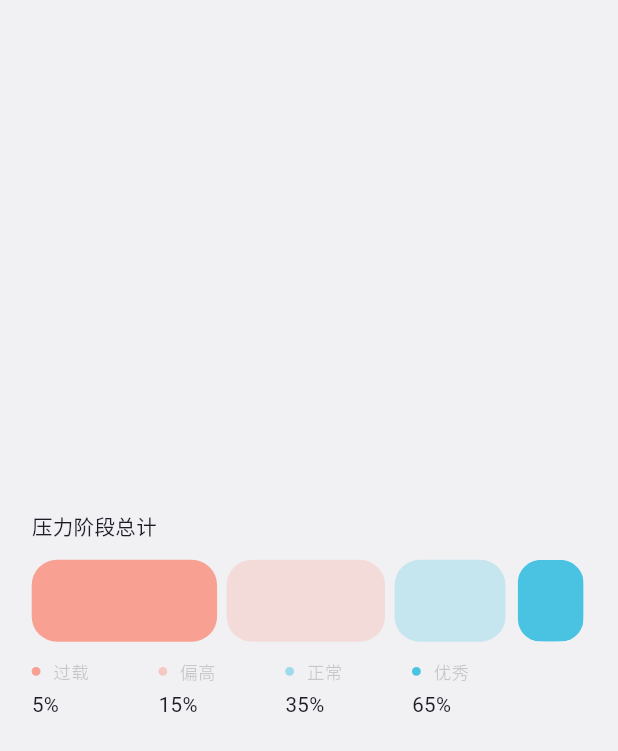
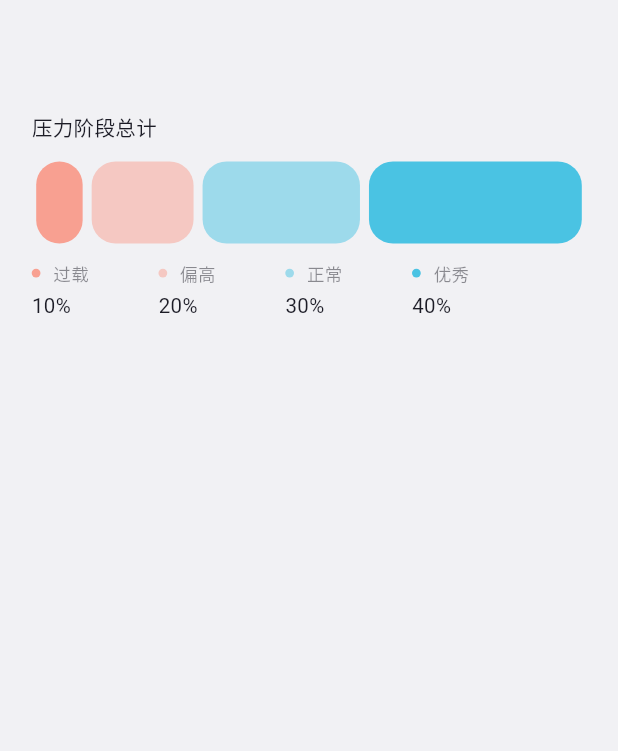
Before and after one commit to hyh19/proportional-distribution-chart, a Flutter app: the screen it shows after launch, on a phone screen of 412 x 824 dp. Shown: the top 751 px of the screen. Run offline on Flutter 3.47's test engine with Material 3 defaults, Android fonts, the phone set to English and light mode, and no system bars; our stand-ins replace cached_network_image, connectivity_plus, flutter_svg, get, shared_preferences; Roboto replaces fonts that are missing (MiSans VF).

Commit message:
基本完成

```diff
--- a/lib/presentation/stress_screen/models/proportional_distribution_chart_item_model.dart
+++ b/lib/presentation/stress_screen/models/proportional_distribution_chart_item_model.dart
@@ -1,11 +1,11 @@
 import '../../../core/app_export.dart';
 
-class ProportionalDistributionChartItemModel {
+class ItemModel {
   Rx<String> color;
   Rx<String> description;
   Rx<String> value;
 
-  ProportionalDistributionChartItemModel({
+  ItemModel({
     required this.color,
     required this.description,
     required this.value,
--- a/lib/presentation/stress_screen/models/stress_model.dart
+++ b/lib/presentation/stress_screen/models/stress_model.dart
@@ -5,15 +5,10 @@ import 'proportional_distribution_chart_item_model.dart';
 /// and is typically used to hold data that is passed between different parts of the application.
 
 class StressModel {
-  Rx<List<ProportionalDistributionChartItemModel>>
-      proportionalDistributionChartItemList = Rx([
-    ProportionalDistributionChartItemModel(
-        color: "0xFFF8A091".obs, description: "过载".obs, value: "5%".obs),
-    ProportionalDistributionChartItemModel(
-        color: "0x80F8A091".obs, description: "偏高".obs, value: "15%".obs),
-    ProportionalDistributionChartItemModel(
-        color: "0x804AC3E3".obs, description: "正常".obs, value: "35%".obs),
-    ProportionalDistributionChartItemModel(
-        color: "0xFF4AC3E3".obs, description: "优秀".obs, value: "65%".obs)
+  Rx<List<ItemModel>> proportionalDistributionChartItemList = Rx([
+    ItemModel(color: "0xFFF8A091".obs, description: "过载".obs, value: "5%".obs),
+    ItemModel(color: "0x80F8A091".obs, description: "偏高".obs, value: "15%".obs),
+    ItemModel(color: "0x804AC3E3".obs, description: "正常".obs, value: "35%".obs),
+    ItemModel(color: "0xFF4AC3E3".obs, description: "优秀".obs, value: "65%".obs)
   ]);
 }
--- a/lib/presentation/stress_screen/stress_screen.dart
+++ b/lib/presentation/stress_screen/stress_screen.dart
@@ -1,9 +1,9 @@
 import 'package:flutter/material.dart';
+import 'package:proportional_distribution_chart/presentation/stress_screen/widgets/chart_widget_model.dart';
+import 'package:proportional_distribution_chart/presentation/stress_screen/widgets/my_widget.dart';
 
 import '../../core/app_export.dart';
 import 'controller/stress_controller.dart';
-import 'models/proportional_distribution_chart_item_model.dart';
-import 'widgets/userprofilesection_item_widget.dart'; // ignore_for_file: must_be_immutable
 
 class StressScreen extends GetWidget<StressController> {
   const StressScreen({Key? key})
@@ -15,110 +15,38 @@ class StressScreen extends GetWidget<StressController> {
   Widget build(BuildContext context) {
     return SafeArea(
       child: Scaffold(
-        backgroundColor: appTheme.gray100,
-        body: Container(
-          width: double.maxFinite,
-          padding: EdgeInsets.symmetric(horizontal: 20.h),
-          child: Column(
-            crossAxisAlignment: CrossAxisAlignment.start,
-            mainAxisAlignment: MainAxisAlignment.center,
-            children: [
-              Text(
-                "lbl".tr,
-                style: theme.textTheme.titleSmall,
-              ),
-              SizedBox(height: 13.v),
-              _buildRowViewSection(),
-              SizedBox(height: 12.v),
-              _buildUserProfileSection()
-            ],
-          ),
-        ),
-      ),
-    );
-  }
-
-  /// Section Widget
-  Widget _buildRowViewSection() {
-    return Row(
-      mainAxisAlignment: MainAxisAlignment.spaceBetween,
-      children: [
-        Container(
-          height: 56.v,
-          width: 117.h,
-          decoration: BoxDecoration(
-            color: appTheme.deepOrange200,
-            borderRadius: BorderRadius.circular(
-              16.h,
+          backgroundColor: appTheme.gray100,
+          body: ChartWidget(
+            chartModel: ChartModel(
+              title: "压力阶段总计",
+              items: [
+                Item(
+                  percentage: 10,
+                  color: "0xFFF8A091",
+                  description: "过载",
+                  value: "10%",
+                ),
+                Item(
+                  percentage: 20,
+                  color: "0x80F8A091",
+                  description: "偏高",
+                  value: "20%",
+                ),
+                Item(
+                  percentage: 30,
+                  color: "0x804AC3E3",
+                  description: "正常",
+                  value: "30%",
+                ),
+                Item(
+                  percentage: 40,
+                  color: "0xFF4AC3E3",
+                  description: "优秀",
+                  value: "40%",
+                ),
+              ],
             ),
-          ),
-        ),
-        Opacity(
-          opacity: 0.5,
-          child: Container(
-            height: 56.v,
-            width: 100.h,
-            decoration: BoxDecoration(
-              color: appTheme.deepOrange200.withOpacity(0.53),
-              borderRadius: BorderRadius.circular(
-                16.h,
-              ),
-            ),
-          ),
-        ),
-        Opacity(
-          opacity: 0.5,
-          child: Container(
-            height: 56.v,
-            width: 70.h,
-            decoration: BoxDecoration(
-              color: appTheme.cyan300.withOpacity(0.53),
-              borderRadius: BorderRadius.circular(
-                16.h,
-              ),
-            ),
-          ),
-        ),
-        CustomImageView(
-          imagePath: ImageConstant.imgClose,
-          height: 56.v,
-          width: 45.h,
-          radius: BorderRadius.circular(
-            16.h,
-          ),
-        )
-      ],
-    );
-  }
-
-  /// Section Widget
-  Widget _buildUserProfileSection() {
-    return SizedBox(
-      height: 45.v,
-      child: Obx(
-        () => ListView.separated(
-          padding: EdgeInsets.only(right: 108.h),
-          scrollDirection: Axis.horizontal,
-          separatorBuilder: (context, index) {
-            return SizedBox(
-              width: 30.h,
-            );
-          },
-          itemCount: controller.stressModelObj.value
-              .proportionalDistributionChartItemList.value.length,
-          itemBuilder: (context, index) {
-            ProportionalDistributionChartItemModel model = controller
-                .stressModelObj
-                .value
-                .proportionalDistributionChartItemList
-                .value[index];
-            return SizedBox(
-              width: 50.h,
-              child: UserprofilesectionItemWidget(model),
-            );
-          },
-        ),
-      ),
+          )),
     );
   }
 }
--- /dev/null
+++ b/lib/presentation/stress_screen/widgets/chart_widget_model.dart
@@ -0,0 +1,22 @@
+class ChartModel {
+  String title;
+  List<Item> items;
+
+  ChartModel({
+    required this.title,
+    required this.items,
+  });
+}
+
+class Item {
+  String color;
+  String description;
+  String value;
+  double percentage;
+
+  Item(
+      {required this.color,
+      required this.description,
+      required this.value,
+      required this.percentage});
+}
--- a/lib/presentation/stress_screen/widgets/userprofilesection_item_widget.dart
+++ b/lib/presentation/stress_screen/widgets/item_widget.dart
@@ -1,23 +1,15 @@
 import 'package:flutter/material.dart';
 
 import '../../../core/app_export.dart';
-import '../controller/stress_controller.dart';
-import '../models/proportional_distribution_chart_item_model.dart'; // ignore: must_be_immutable
-// ignore_for_file: must_be_immutable
 
 // ignore_for_file: must_be_immutable
-class UserprofilesectionItemWidget extends StatelessWidget {
-  UserprofilesectionItemWidget(this.userprofilesectionItemModelObj, {Key? key})
-      : super(
-          key: key,
-        );
-
-  ProportionalDistributionChartItemModel userprofilesectionItemModelObj;
-
-  var controller = Get.find<StressController>();
-
+class ItemWidget extends StatelessWidget {
   @override
   Widget build(BuildContext context) {
+    return buildSizedBox();
+  }
+
+  SizedBox buildSizedBox() {
     return SizedBox(
       width: 38.h,
       child: Column(
@@ -33,8 +25,7 @@ class UserprofilesectionItemWidget extends StatelessWidget {
                   bottom: 5.v,
                 ),
                 decoration: BoxDecoration(
-                  color: Color(
-                      int.parse(userprofilesectionItemModelObj.color.value)),
+                  color: Color(int.parse("0xFFF8A091")),
                   borderRadius: BorderRadius.circular(
                     3.h,
                   ),
@@ -44,22 +35,18 @@ class UserprofilesectionItemWidget extends StatelessWidget {
                 opacity: 0.4,
                 child: Padding(
                   padding: EdgeInsets.only(left: 8.h),
-                  child: Obx(
-                    () => Text(
-                      userprofilesectionItemModelObj.description.value,
-                      style: theme.textTheme.bodySmall,
-                    ),
+                  child: Text(
+                    "过载",
+                    style: theme.textTheme.bodySmall,
                   ),
                 ),
               )
             ],
           ),
           SizedBox(height: 4.v),
-          Obx(
-            () => Text(
-              userprofilesectionItemModelObj.value.value,
-              style: theme.textTheme.bodyMedium,
-            ),
+          Text(
+            "5%",
+            style: theme.textTheme.bodyMedium,
           )
         ],
       ),
--- /dev/null
+++ b/lib/presentation/stress_screen/widgets/my_widget.dart
@@ -0,0 +1,133 @@
+import 'package:flutter/cupertino.dart';
+import 'package:proportional_distribution_chart/core/app_export.dart';
+
+import 'chart_widget_model.dart';
+
+// ignore_for_file: must_be_immutable
+class ChartWidget extends StatelessWidget {
+  final ChartModel chartModel;
+
+  ChartWidget({required this.chartModel});
+
+  @override
+  Widget build(BuildContext context) {
+    return Container(
+      width: double.maxFinite,
+      height: 300.v,
+      padding: EdgeInsets.symmetric(horizontal: 20.h),
+      child: Column(
+        crossAxisAlignment: CrossAxisAlignment.start,
+        mainAxisAlignment: MainAxisAlignment.center,
+        children: [
+          _buildTitle(),
+          SizedBox(height: 13.v),
+          _buildColors(),
+          SizedBox(height: 12.v),
+          _buildDetails()
+        ],
+      ),
+    );
+  }
+
+  Text _buildTitle() {
+    return Text(
+      chartModel.title,
+      style: theme.textTheme.titleSmall,
+    );
+  }
+
+  Widget _buildColors() {
+    return Container(
+      height: 56.v,
+      child: Row(
+        children: chartModel.items.map((item) {
+          return _buildColorItem(
+              flex: item.percentage.toInt(),
+              color: Color(int.parse(item.color)));
+        }).toList(),
+      ),
+    );
+  }
+
+  Expanded _buildColorItem(
+      {required int flex,
+      required Color color,
+      double margin = 3.0,
+      double radius = 16.0}) {
+    return Expanded(
+      flex: flex,
+      child: Container(
+        margin: EdgeInsets.symmetric(horizontal: margin),
+        decoration: BoxDecoration(
+          color: color,
+          borderRadius: BorderRadius.circular(
+            radius,
+          ),
+        ),
+      ),
+    );
+  }
+
+  Widget _buildDetails() {
+    return SizedBox(
+      height: 45.v,
+      child: ListView.separated(
+        padding: EdgeInsets.only(right: 108.h),
+        scrollDirection: Axis.horizontal,
+        separatorBuilder: (context, index) {
+          return SizedBox(
+            width: 30.h,
+          );
+        },
+        itemCount: 4,
+        itemBuilder: (context, index) {
+          return SizedBox(
+            width: 50.h,
+            child: _buildDetailItem(chartModel.items[index]),
+          );
+        },
+      ),
+    );
+  }
+
+  SizedBox _buildDetailItem(Item item) {
+    return SizedBox(
+      width: 38.h,
+      child: Column(
+        crossAxisAlignment: CrossAxisAlignment.start,
+        children: [
+          Row(
+            children: [
+              Container(
+                height: 6.adaptSize,
+                width: 6.adaptSize,
+                margin: EdgeInsets.only(
+                  top: 4.v,
+                  bottom: 5.v,
+                ),
+                decoration: BoxDecoration(
+                  color: Color(int.parse(item.color)),
+                  borderRadius: BorderRadius.circular(
+                    3.h,
+                  ),
+                ),
+              ),
+              Padding(
+                padding: EdgeInsets.only(left: 8.h),
+                child: Text(
+                  item.description,
+                  style: theme.textTheme.bodySmall,
+                ),
+              )
+            ],
+          ),
+          SizedBox(height: 4.v),
+          Text(
+            item.value,
+            style: theme.textTheme.bodyMedium,
+          )
+        ],
+      ),
+    );
+  }
+}
```
